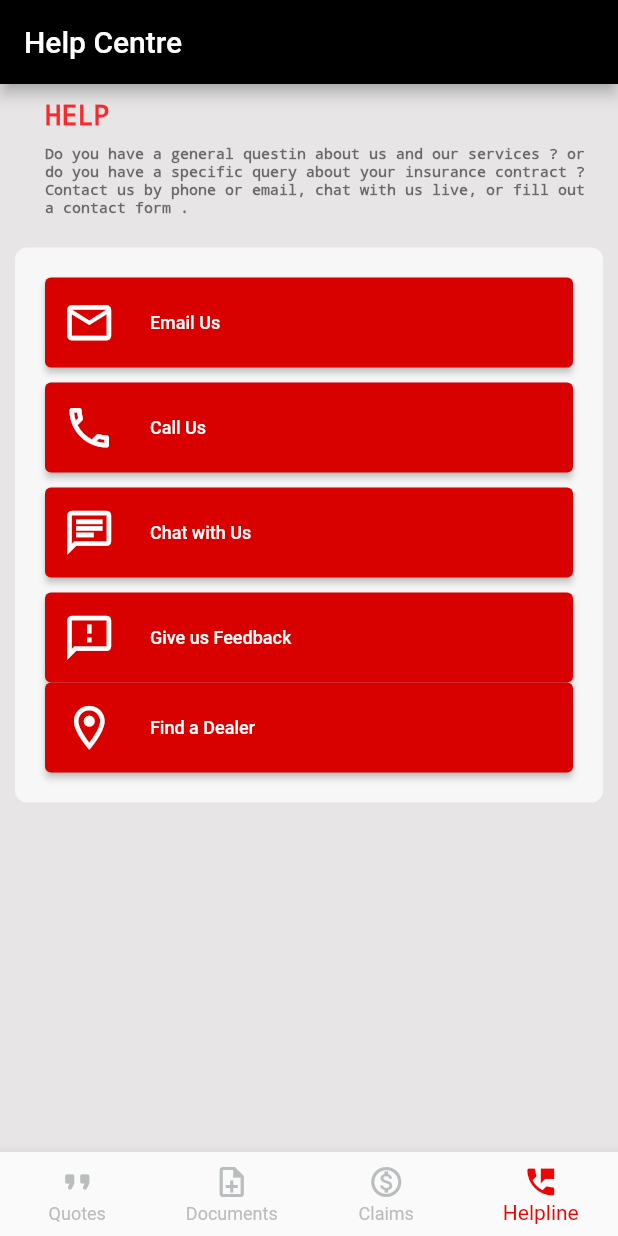
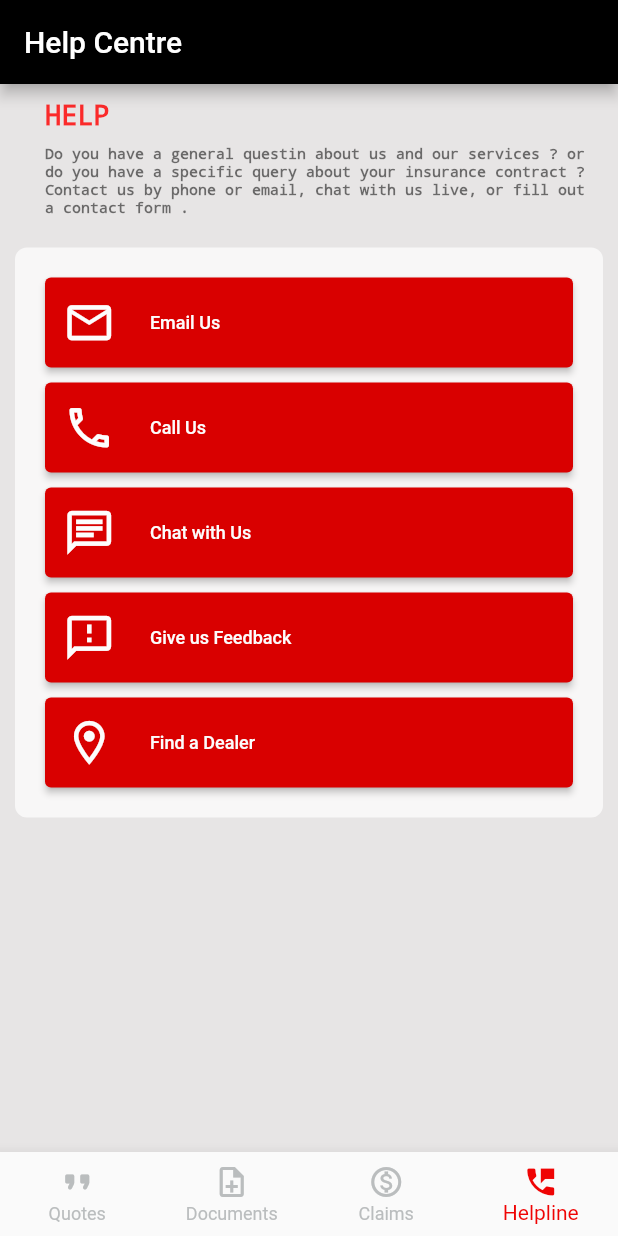
Before and after one commit to roshanRgowda/new_flutter, a Flutter app: the screen it shows after launch, item 4 of the bottom bar chosen, on a phone screen of 412 x 824 dp. Run offline on Flutter 3.47's test engine with Material 2 defaults, Android fonts, the phone set to English and light mode, and no system bars.

Commit message:
dec6 modified

```diff
--- a/navApp/lib/screens/helpline.dart
+++ b/navApp/lib/screens/helpline.dart
@@ -146,10 +146,10 @@ class Helpline extends StatelessWidget {
                                   const Color.fromARGB(255, 217, 0, 0),
                             ),
                           )),
-                      // const SizedBox(
-                      //   //Use of SizedBox
-                      //   height: 10,
-                      // ),
+                      const SizedBox(
+                        //Use of SizedBox
+                        height: 10,
+                      ),
                       Container(
                           margin: const EdgeInsets.only(left: 20, right: 20),
                           height: 60, //height of button
```
